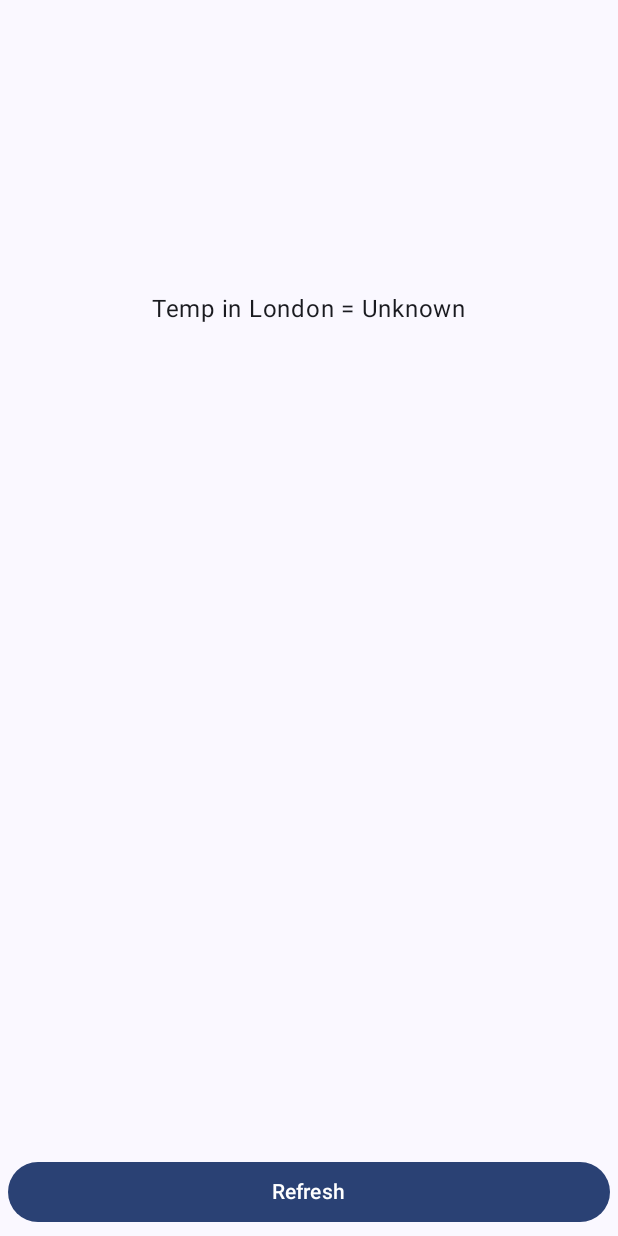
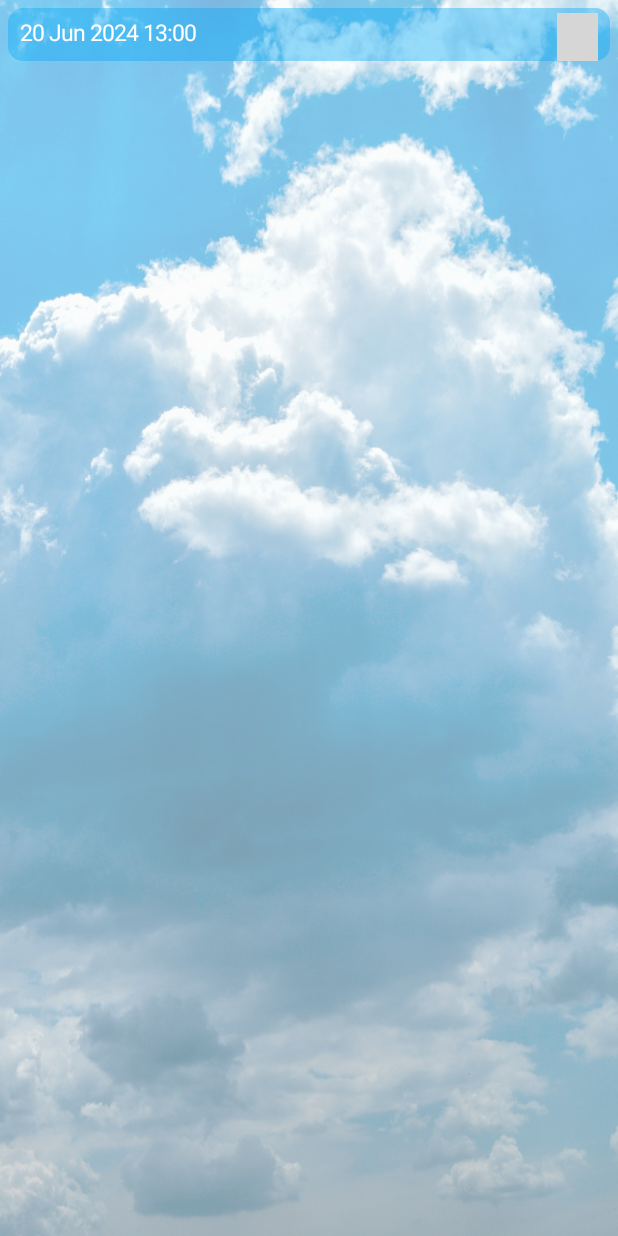
Before and after one commit to ddsdf041/MobileDeveloping, an Android app built with Jetpack Compose: the screen it shows after launch (MainActivity), on a phone screen of 412 x 824 dp. Run offline under Robolectric (Android 15) with nearby library versions, the light colour scheme and no system bars; pictures from the network do not load; grey boxes are pictures that could not be loaded.

Commit message:
lab work 6: Прогноз погоды 2

```diff
--- a/app/build.gradle.kts
+++ b/app/build.gradle.kts
@@ -56,6 +56,7 @@ dependencies {
     implementation(libs.androidx.lifecycle.runtime.ktx)
     implementation(libs.androidx.activity.compose)
     implementation(platform(libs.androidx.compose.bom))
+    implementation(libs.coil.compose)
     implementation(libs.androidx.ui)
     implementation(libs.androidx.ui.graphics)
     implementation(libs.androidx.ui.tooling.preview)
--- a/app/src/main/java/com/example/myapplication/MainActivity.kt
+++ b/app/src/main/java/com/example/myapplication/MainActivity.kt
@@ -1,100 +1,80 @@
 package com.example.myapplication
 
-import android.content.Context
 import android.os.Bundle
-import android.util.Log
 import androidx.activity.ComponentActivity
 import androidx.activity.compose.setContent
 import androidx.activity.enableEdgeToEdge
-import androidx.compose.foundation.layout.Box
-import androidx.compose.foundation.layout.Column
-import androidx.compose.foundation.layout.fillMaxHeight
-import androidx.compose.foundation.layout.fillMaxSize
-import androidx.compose.foundation.layout.fillMaxWidth
-import androidx.compose.foundation.layout.padding
-import androidx.compose.material3.Button
-import androidx.compose.material3.Scaffold
-import androidx.compose.material3.Text
-import androidx.compose.runtime.Composable
-import androidx.compose.runtime.MutableState
-import androidx.compose.runtime.mutableStateOf
-import androidx.compose.runtime.remember
-import androidx.compose.ui.Alignment
-import androidx.compose.ui.Modifier
-import androidx.compose.ui.unit.dp
-import com.android.volley.Request
-import com.android.volley.toolbox.StringRequest
-import com.android.volley.toolbox.Volley
+import com.example.myapplication.scenes.MainScreen
 import com.example.myapplication.ui.theme.MyApplicationTheme
-import org.json.JSONObject
 
 
-const val API_KEY = "6c2a92c79a8c4513906174753240410"
+//const val API_KEY = "6c2a92c79a8c4513906174753240410"
 class MainActivity : ComponentActivity() {
     override fun onCreate(savedInstanceState: Bundle?) {
         super.onCreate(savedInstanceState)
         enableEdgeToEdge()
         setContent {
             MyApplicationTheme {
-                Scaffold(modifier = Modifier.fillMaxSize()) { innerPadding -> innerPadding
-                    Greeting("London", this)
-                }
+                MainScreen()
+//                Scaffold(modifier = Modifier.fillMaxSize()) { innerPadding -> innerPadding
+//                    Greeting("London", this)
+//                }
             }
         }
     }
 }
 
-@Composable
-fun Greeting(name: String, context: Context) {
-    val state = remember {
-        mutableStateOf("Unknown")
-    }
-    Column(modifier = Modifier.fillMaxSize()) {
-        Box(
-            modifier = Modifier.fillMaxHeight(0.5f)
-            .fillMaxWidth(),
-            contentAlignment = Alignment.Center
-        ) {
-            Text(text = "Temp in $name = ${state.value}"
-            )
-        }
-        Box(
-            modifier = Modifier.fillMaxHeight()
-            .fillMaxWidth(),
-            contentAlignment = Alignment.BottomCenter
-        ) {
-            Button(onClick = {
-                getResult(name, state, context)
-            },
-                modifier = Modifier.padding(5.dp)
-                    .fillMaxWidth()
-            ) {
-                Text(text = "Refresh")
-            }
-        }
-    }
-}
+//@Composable
+//fun Greeting(name: String, context: Context) {
+//    val state = remember {
+//        mutableStateOf("Unknown")
+//    }
+//    Column(modifier = Modifier.fillMaxSize()) {
+//        Box(
+//            modifier = Modifier.fillMaxHeight(0.5f)
+//            .fillMaxWidth(),
+//            contentAlignment = Alignment.Center
+//        ) {
+//            Text(text = "Temp in $name = ${state.value}"
+//            )
+//        }
+//        Box(
+//            modifier = Modifier.fillMaxHeight()
+//            .fillMaxWidth(),
+//            contentAlignment = Alignment.BottomCenter
+//        ) {
+//            Button(onClick = {
+//                getResult(name, state, context)
+//            },
+//                modifier = Modifier.padding(5.dp)
+//                    .fillMaxWidth()
+//            ) {
+//                Text(text = "Refresh")
+//            }
+//        }
+//    }
+//}
 
 
-private fun getResult(city:String, state: MutableState<String>, context:Context){
-    val url = "https://api.weatherapi.com/v1/current.json" +
-            "?key=$API_KEY&" +
-            "q=$city" +
-            "&aqi=no"
-    val queue = Volley.newRequestQueue(context)
-    val stringRequest = StringRequest(
-        Request.Method.GET,
-        url,
-        {
-            response ->
-            state.value = response
-            val obj = JSONObject(response)
-            state.value = obj.getJSONObject("current").getString("temp_c")
-        },
-        {
-            error ->
-            Log.d("MyLog", "Error $error")
-        }
-    )
-    queue.add(stringRequest)
-}
+//private fun getResult(city:String, state: MutableState<String>, context:Context){
+//    val url = "https://api.weatherapi.com/v1/current.json" +
+//            "?key=$API_KEY&" +
+//            "q=$city" +
+//            "&aqi=no"
+//    val queue = Volley.newRequestQueue(context)
+//    val stringRequest = StringRequest(
+//        Request.Method.GET,
+//        url,
+//        {
+//            response ->
+//            state.value = response
+//            val obj = JSONObject(response)
+//            state.value = obj.getJSONObject("current").getString("temp_c")
+//        },
+//        {
+//            error ->
+//            Log.d("MyLog", "Error $error")
+//        }
+//    )
+//    queue.add(stringRequest)
+//}
--- /dev/null
+++ b/app/src/main/java/com/example/myapplication/scenes/MainScreen.kt
@@ -0,0 +1,77 @@
+package com.example.myapplication.scenes
+
+import androidx.compose.foundation.Image
+import androidx.compose.foundation.layout.Arrangement
+import androidx.compose.foundation.layout.Column
+import androidx.compose.foundation.layout.Row
+import androidx.compose.foundation.layout.fillMaxSize
+import androidx.compose.foundation.layout.fillMaxWidth
+import androidx.compose.foundation.layout.padding
+import androidx.compose.foundation.layout.size
+import androidx.compose.foundation.shape.RoundedCornerShape
+import androidx.compose.material3.Card
+import androidx.compose.material3.CardDefaults
+import androidx.compose.material3.Text
+import androidx.compose.runtime.Composable
+import androidx.compose.ui.Alignment
+import androidx.compose.ui.Modifier
+import androidx.compose.ui.draw.alpha
+import androidx.compose.ui.graphics.Color
+import androidx.compose.ui.layout.ContentScale
+import androidx.compose.ui.res.painterResource
+import androidx.compose.ui.text.TextStyle
+import androidx.compose.ui.tooling.preview.Preview
+import androidx.compose.ui.unit.dp
+import androidx.compose.ui.unit.sp
+import coil.compose.AsyncImage
+import com.example.myapplication.R
+import com.example.myapplication.ui.theme.BlueLight
+
+
+@Preview(showBackground = true)
+@Composable
+fun MainScreen() {
+    Image(
+        painter = painterResource(id = R.drawable.weather_bg),
+        contentDescription = "weather_bg",
+        modifier = Modifier
+            .fillMaxSize()
+            .alpha(0.5f),
+        contentScale = ContentScale.FillBounds
+    )
+    Column(
+        modifier = Modifier
+            .fillMaxSize()
+            .padding(5.dp),
+    ) {
+        Card(
+            modifier = Modifier.fillMaxWidth(),
+            colors = CardDefaults.cardColors(BlueLight),
+            elevation = CardDefaults.cardElevation(0.dp),
+            shape = RoundedCornerShape(10.dp)
+        ) {
+            Column(
+                modifier = Modifier.fillMaxWidth(),
+                horizontalAlignment = Alignment.CenterHorizontally,
+            ) {
+                Row(
+                    modifier = Modifier.fillMaxWidth(),
+                    horizontalArrangement = Arrangement.SpaceBetween
+                ) {
+                    Text(
+                        modifier = Modifier.padding(top = 8.dp, start = 8.dp),
+                        text = "20 Jun 2024 13:00",
+                        style = TextStyle(fontSize = 15.sp),
+                        color = Color.White
+                    )
+                    AsyncImage(
+                        model = "https://cdn.weatherapi.com/weather/64x64/day/116.png",
+                        contentDescription = "img2",
+                        modifier = Modifier.size(35.dp)
+                            .padding(top = 3.dp, end = 8.dp)
+                    )
+                }
+            }
+        }
+    }
+}
--- a/app/src/main/java/com/example/myapplication/ui/theme/Color.kt
+++ b/app/src/main/java/com/example/myapplication/ui/theme/Color.kt
@@ -9,3 +9,5 @@ val Pink80 = Color(0xFFEFB8C8)
 val Purple40 = Color(0xFF6650a4)
 val PurpleGrey40 = Color(0xFF625b71)
 val Pink40 = Color(0xFF7D5260)
+
+val BlueLight = Color(0x6603A9F4)
--- a/gradle/libs.versions.toml
+++ b/gradle/libs.versions.toml
@@ -1,5 +1,6 @@
 [versions]
 agp = "8.6.0"
+coilCompose = "2.0.0-rc01"
 kotlin = "1.9.0"
 coreKtx = "1.10.1"
 junit = "4.13.2"
@@ -12,6 +13,7 @@
 
 [libraries]
 androidx-core-ktx = { group = "androidx.core", name = "core-ktx", version.ref = "coreKtx" }
+coil-compose = { module = "io.coil-kt:coil-compose", version.ref = "coilCompose" }
 junit = { group = "junit", name = "junit", version.ref = "junit" }
 androidx-junit = { group = "androidx.test.ext", name = "junit", version.ref = "junitVersion" }
 androidx-espresso-core = { group = "androidx.test.espresso", name = "espresso-core", version.ref = "espressoCore" }
```
Also changed, not shown: app/src/main/res/drawable/weather_bg.jpg (added).
